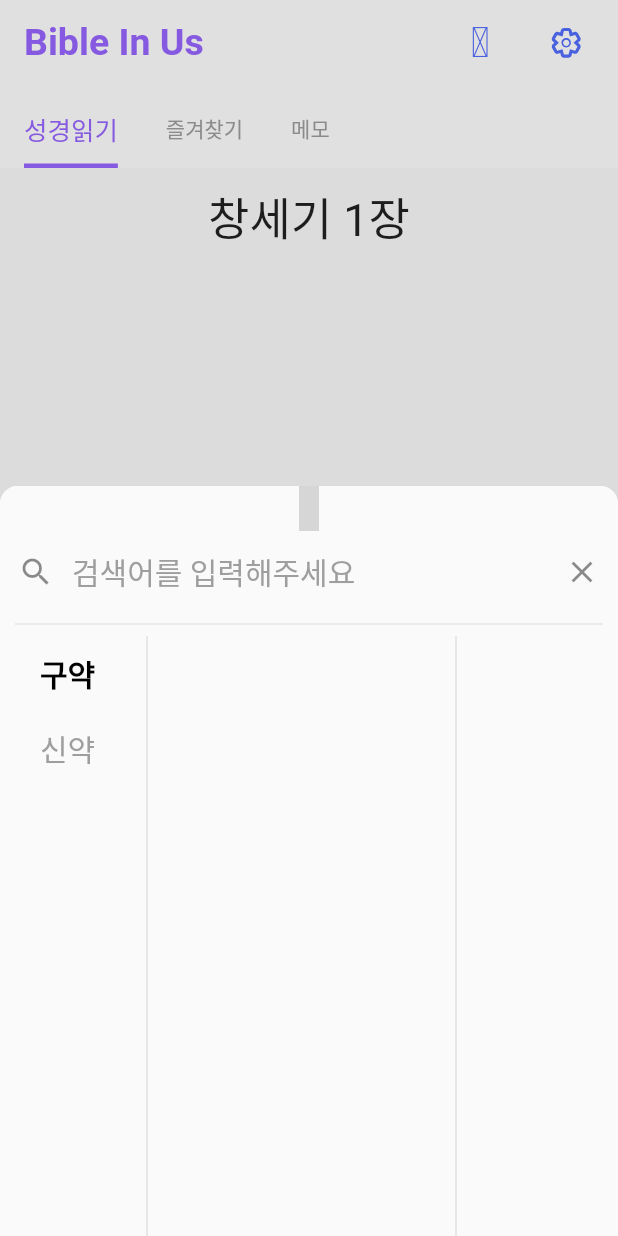
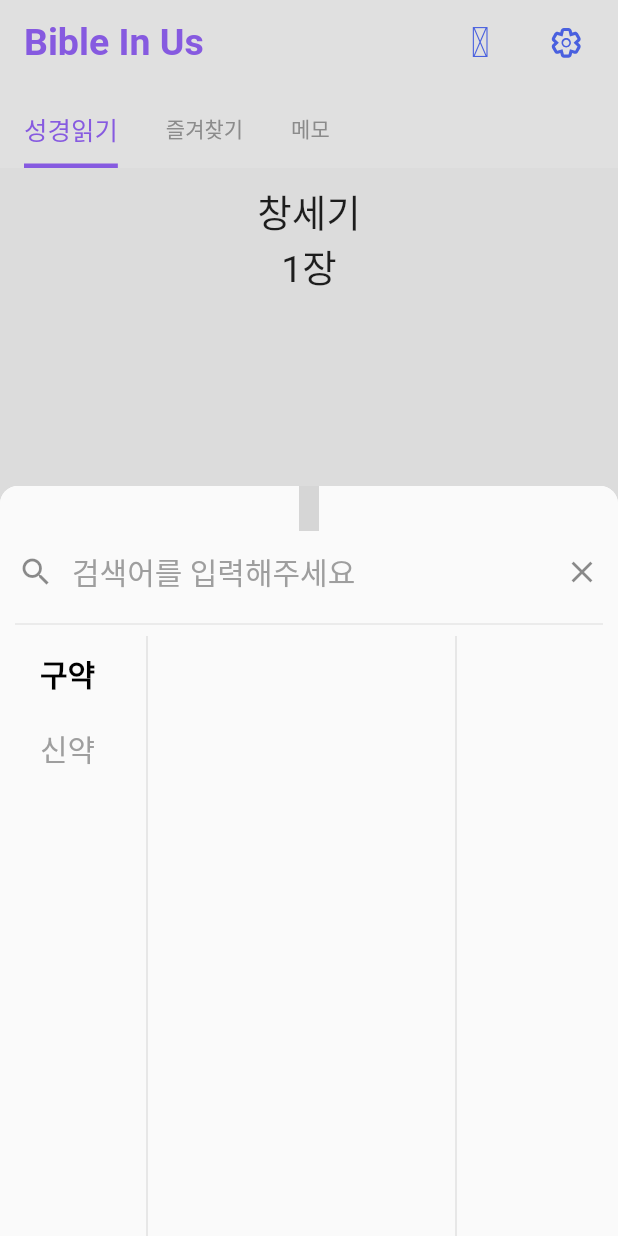
Before and after one commit to hicor1/bibleinus, a Flutter app: the screen it shows after launch, after a tap on an icon or button, on a phone screen of 412 x 824 dp. Run offline on Flutter 3.47's test engine with Material 2 defaults, Android fonts, the phone set to English and light mode, and no system bars; our stand-ins replace flutter_easyloading, fluttericon, fluttertoast, get, getwidget, modal_bottom_sheet and 5 more; missing offline and left inert: fab_circular_menu, word_break_text; accounts and stored records are empty; statements that could not run were skipped; grey boxes are pictures that could not be loaded.

Commit message:
commit_7

```diff
--- a/lib/bible/bible_controller.dart
+++ b/lib/bible/bible_controller.dart
@@ -129,6 +129,8 @@ class BibleController extends GetxController {
   void NEWorOLD_choice(String value){
     // 조건 업데이트
     NEWorOLD_choiced = value;
+    // 검색창 텍스트 초기화
+    ModaltextController.text = "";
     // 조건에 맞는 성경 권(book)가져오기
     switch (value) {
       case "구약" :
--- a/lib/bible/bible_main_page.dart
+++ b/lib/bible/bible_main_page.dart
@@ -97,8 +97,8 @@ class MainWidget extends StatelessWidget {
                       child: Column(
                         children: [
                           /* [제목]성경 정&절(bible, chapter) 뿌려주기 */
-                          Text("${BibleCtr.Book_choiced} ${BibleCtr.Chapter_choiced}장",
-                            style: TextStyle(fontSize: 30)),
+                          Text("${BibleCtr.Book_choiced}\n${BibleCtr.Chapter_choiced}장",
+                            style: TextStyle(fontSize: GeneralCtr.Textsize+10), textAlign: TextAlign.center,),
                           // 엄청난 공간
                           SizedBox(height: 30),
                           /* [성경내용(contents)]뿌려주기 */
@@ -197,7 +197,7 @@ class ModalWigdet extends StatelessWidget {
                             onPressed: () {
                               /* 클리어 버튼(X) 눌렀을 때 텍스트 비우기 */
                               BibleCtr.ModaltextController.clear();
-                              BibleCtr.Search_book("");
+                              BibleCtr.NEWorOLD_choice(BibleCtr.NEWorOLD_choiced);// 원래 조건으로 재검색
                             },
                           ),
                           hintText: '검색어를 입력해주세요',
```
